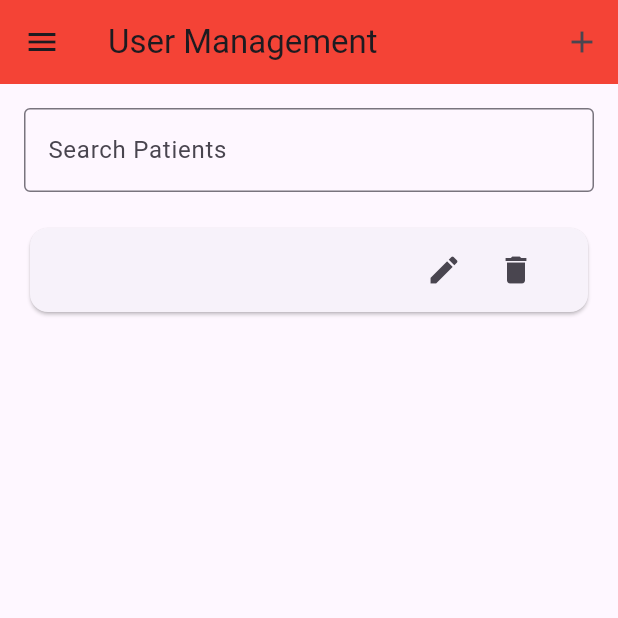
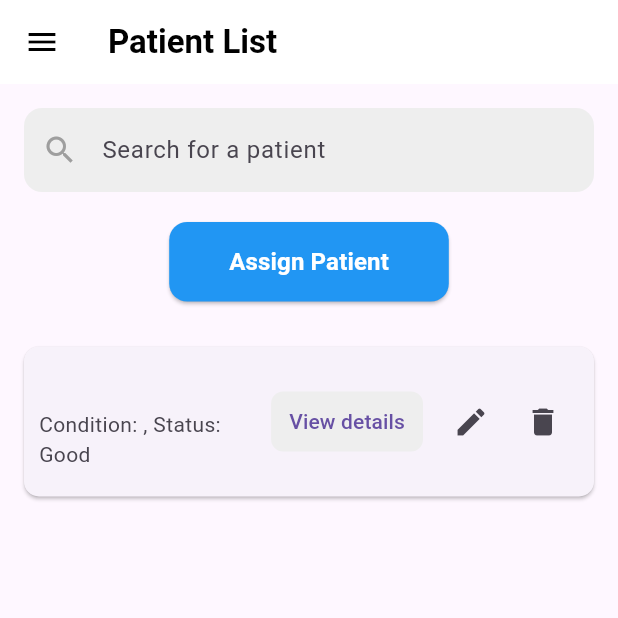
Before and after one commit to janindu333/caregiver-mobile, a Flutter app: the UserManagementPage screen opened directly with empty values, on a phone screen of 412 x 824 dp, the top half of it. Run offline on Flutter 3.47's test engine with Material 3 defaults, Android fonts, the light colour scheme and no system bars; our stand-ins replace cloud_firestore, firebase_auth, firebase_core, flutter_zoom_drawer; accounts and stored records are empty.

Commit message:
added new design and the features to user managemnt

```diff
--- a/lib/features/caregiver/presentation/pages/user_management_page.dart
+++ b/lib/features/caregiver/presentation/pages/user_management_page.dart
@@ -13,13 +13,9 @@ class UserManagementPage extends StatefulWidget {
 
 class _UserManagementPageState extends State<UserManagementPage> {
   TextEditingController _searchController = TextEditingController();
-  TextEditingController _conditionController =
-      TextEditingController(); // Add a controller for the condition field
+  TextEditingController _conditionController = TextEditingController();
   List<DocumentSnapshot> _allPatientsByCareGiverId = [];
   List<DocumentSnapshot> _filteredPatientsByCareGiverId = [];
-
-  List<DocumentSnapshot> _allPatients = [];
-  List<DocumentSnapshot> _filteredPatients = [];
   String? _selectedPatientId;
 
   @override
@@ -30,11 +26,9 @@ class _UserManagementPageState extends State<UserManagementPage> {
 
   void _fetchPatientsByCareGiverId() async {
     User? currentUser = FirebaseAuth.instance.currentUser;
-    CollectionReference patients =
-        FirebaseFirestore.instance.collection('patients');
+    CollectionReference patients = FirebaseFirestore.instance.collection('patients');
 
-    QuerySnapshot querySnapshot =
-        await patients.where('caregiverId', isEqualTo: currentUser?.uid).get();
+    QuerySnapshot querySnapshot = await patients.where('caregiverId', isEqualTo: currentUser?.uid).get();
 
     setState(() {
       _allPatientsByCareGiverId = querySnapshot.docs;
@@ -42,27 +36,14 @@ class _UserManagementPageState extends State<UserManagementPage> {
     });
   }
 
-  void _fetchPatients() async {
-    CollectionReference users = FirebaseFirestore.instance.collection('users');
-
-    // Fetch all users where the role is "patient"
-    QuerySnapshot querySnapshot =
-        await users.where('role', isEqualTo: 'patient').get();
-
-    setState(() {
-      _allPatients = querySnapshot.docs;
-      _filteredPatients = querySnapshot.docs;
-    });
-  }
-
   void _filterPatients(String query) {
     if (query.isEmpty) {
       setState(() {
-        _filteredPatients = _allPatients;
+        _filteredPatientsByCareGiverId = _allPatientsByCareGiverId;
       });
     } else {
       setState(() {
-        _filteredPatients = _allPatients.where((patient) {
+        _filteredPatientsByCareGiverId = _allPatientsByCareGiverId.where((patient) {
           String name = (patient.data() as Map<String, dynamic>)['name'];
           return name.toLowerCase().contains(query.toLowerCase());
         }).toList();
@@ -70,38 +51,33 @@ class _UserManagementPageState extends State<UserManagementPage> {
     }
   }
 
-  void _addNewPatient(String patientId, String patientName, String condition,
-      VoidCallback onSuccess) async {
+  void _addNewPatient(String patientId, String patientName, String condition, VoidCallback onSuccess) async {
     User? currentUser = FirebaseAuth.instance.currentUser;
-    CollectionReference patients =
-        FirebaseFirestore.instance.collection('patients');
+    CollectionReference patients = FirebaseFirestore.instance.collection('patients');
 
     await patients.add({
       'name': patientName,
       'caregiverId': currentUser?.uid,
-      'lastActivity': DateTime.now().toString(), // Example field
-      'id': patientId, // Use the selected patient's ID
-      'condition': condition, // Assign the condition here
+      'lastActivity': DateTime.now().toString(),
+      'id': patientId,
+      'condition': condition,
     }).then((value) {
-      // Call the onSuccess callback after successfully adding the patient
       onSuccess();
     }).catchError((error) {
-      // Handle errors if needed
       print("Failed to add patient: $error");
     });
 
-    _fetchPatientsByCareGiverId(); // Refresh the list of patients after adding a new one
+    _fetchPatientsByCareGiverId();
   }
 
   void _deletePatient(String patientId) async {
-    CollectionReference patients =
-        FirebaseFirestore.instance.collection('patients');
+    CollectionReference patients = FirebaseFirestore.instance.collection('patients');
 
     await patients.doc(patientId).delete().then((_) {
       ScaffoldMessenger.of(context).showSnackBar(
         SnackBar(content: Text('Patient deleted successfully')),
       );
-      _fetchPatientsByCareGiverId(); // Refresh the list after deletion
+      _fetchPatientsByCareGiverId();
     }).catchError((error) {
       print("Failed to delete patient: $error");
       ScaffoldMessenger.of(context).showSnackBar(
@@ -120,14 +96,14 @@ class _UserManagementPageState extends State<UserManagementPage> {
           actions: [
             TextButton(
               onPressed: () {
-                Navigator.of(context).pop(); // Close the dialog on Cancel
+                Navigator.of(context).pop();
               },
               child: Text('Cancel'),
             ),
             ElevatedButton(
               onPressed: () {
-                _deletePatient(patientId); // Delete the patient
-                Navigator.of(context).pop(); // Close the dialog after deletion
+                _deletePatient(patientId);
+                Navigator.of(context).pop();
               },
               child: Text('Confirm'),
             ),
@@ -138,104 +114,29 @@ class _UserManagementPageState extends State<UserManagementPage> {
   }
 
   void _showAddPatientDialog() {
-    _fetchPatients(); // Fetch all patients when the dialog is opened
-
-    showDialog(
-      context: context,
-      builder: (context) {
-        return AlertDialog(
-          title: Text('Add New Patient'),
-          content: Column(
-            mainAxisSize: MainAxisSize.min,
-            children: [
-              DropdownButtonFormField<String>(
-                value: _selectedPatientId,
-                items: _filteredPatients.map((patient) {
-                  var patientData = patient.data() as Map<String, dynamic>;
-                  return DropdownMenuItem<String>(
-                    value: patient.id,
-                    child: Text(patientData['name']),
-                  );
-                }).toList(),
-                onChanged: (value) {
-                  setState(() {
-                    _selectedPatientId = value;
-                  });
-                },
-                decoration: InputDecoration(
-                  labelText: 'Select Patient',
-                ),
-              ),
-              SizedBox(height: 16),
-              TextField(
-                controller:
-                    _conditionController, // Use the controller for condition input
-                decoration: InputDecoration(
-                  labelText: 'Condition',
-                  border: OutlineInputBorder(),
-                ),
-              ),
-            ],
-          ),
-          actions: [
-            TextButton(
-              onPressed: () {
-                Navigator.of(context).pop(); // Close the dialog on Cancel
-              },
-              child: Text('Cancel'),
-            ),
-            ElevatedButton(
-              onPressed: () {
-                if (_selectedPatientId != null) {
-                  var selectedPatient = _filteredPatients.firstWhere(
-                      (patient) => patient.id == _selectedPatientId);
-                  var patientData =
-                      selectedPatient.data() as Map<String, dynamic>;
-                  _addNewPatient(
-                    _selectedPatientId!,
-                    patientData['name'],
-                    _conditionController
-                        .text, // Pass the condition to _addNewPatient
-                    () {
-                      // Callback function after success
-                      ScaffoldMessenger.of(context).showSnackBar(
-                        SnackBar(content: Text('Patient added successfully')),
-                      );
-                    },
-                  );
-                  Navigator.of(context).pop(); // Close the dialog after saving
-                }
-              },
-              child: Text('Save'),
-            ),
-          ],
-        );
-      },
-    );
+    // Implement logic to show add patient dialog
   }
 
   @override
   Widget build(BuildContext context) {
-
     return Scaffold(
       appBar: AppBar(
-      backgroundColor: Colors.red,
+        backgroundColor: Colors.white,
         elevation: 0,
-      title: const Text('User Management'),
+        title: Text(
+          'Patient List',
+          style: TextStyle(
+            color: Colors.black,
+            fontWeight: FontWeight.bold,
+          ),
+        ),
         leading: IconButton(
-        icon: Icon(Icons.menu),
+          icon: Icon(Icons.menu, color: Colors.black),
           onPressed: widget.onMenuPressed,
         ),
-      actions: [
-        IconButton(
-          icon: Icon(Icons.add),
-          onPressed: _showAddPatientDialog, // Show the add patient form
-        ),
-      ],
       ),
       body: Padding(
         padding: const EdgeInsets.all(16.0),
-      child: SingleChildScrollView( // Make the content scrollable
         child: Column(
           crossAxisAlignment: CrossAxisAlignment.start,
           children: <Widget>[
@@ -243,35 +144,85 @@ Widget build(BuildContext context) {
             TextField(
               controller: _searchController,
               decoration: InputDecoration(
-                labelText: 'Search Patients',
-                border: OutlineInputBorder(),
+                hintText: 'Search for a patient',
+                prefixIcon: Icon(Icons.search, color: Colors.grey),
+                filled: true,
+                fillColor: Colors.grey[200],
+                border: OutlineInputBorder(
+                  borderRadius: BorderRadius.circular(12),
+                  borderSide: BorderSide.none,
+                ),
               ),
               onChanged: (value) {
                 _filterPatients(value);
               },
             ),
             SizedBox(height: 20),
-
+            // Assign Patient Button
+            Center(
+              child: ElevatedButton(
+                onPressed: _showAddPatientDialog,
+                style: ElevatedButton.styleFrom(
+                  padding: EdgeInsets.symmetric(horizontal: 40, vertical: 15),
+                  backgroundColor: Colors.blue,
+                  shape: RoundedRectangleBorder(
+                    borderRadius: BorderRadius.circular(12),
+                  ),
+                ),
+                child: Text(
+                  'Assign Patient',
+                  style: TextStyle(
+                    color: Colors.white,
+                    fontSize: 16,
+                    fontWeight: FontWeight.bold,
+                  ),
+                ),
+              ),
+            ),
+            SizedBox(height: 20),
             // List of patients
-            _filteredPatientsByCareGiverId.isEmpty
+            Expanded(
+              child: _filteredPatientsByCareGiverId.isEmpty
                   ? Center(child: Text('No patients found'))
                   : ListView.builder(
-                    shrinkWrap: true, // Shrink the ListView to fit the content
-                    physics: NeverScrollableScrollPhysics(), // Disable ListView's scrolling
                       itemCount: _filteredPatientsByCareGiverId.length,
                       itemBuilder: (context, index) {
-                      var patientData = _filteredPatientsByCareGiverId[index]
-                          .data() as Map<String, dynamic>;
+                        var patientData = _filteredPatientsByCareGiverId[index].data() as Map<String, dynamic>;
                         String patientName = patientData['name'];
-                      String patientId =
-                          _filteredPatientsByCareGiverId[index].id;
+                        String patientCondition = patientData['condition'] ?? '';
+                        String patientId = _filteredPatientsByCareGiverId[index].id;
 
                         return Card(
+                          shape: RoundedRectangleBorder(
+                            borderRadius: BorderRadius.circular(10),
+                          ),
+                          margin: EdgeInsets.symmetric(vertical: 10),
                           child: ListTile(
-                          title: Text(patientName),
+                            contentPadding: EdgeInsets.all(10),
+                            title: Text(
+                              patientName,
+                              style: TextStyle(
+                                fontWeight: FontWeight.bold,
+                                fontSize: 16,
+                              ),
+                            ),
+                            subtitle: Text('Condition: $patientCondition, Status: Good'), // Update the status field accordingly
                             trailing: Row(
                               mainAxisSize: MainAxisSize.min,
                               children: [
+                                TextButton(
+                                  onPressed: () {
+                                    // Handle view details action
+                                  },
+                                  style: TextButton.styleFrom(
+                                    backgroundColor: Colors.grey[200],
+                                    shape: RoundedRectangleBorder(
+                                      borderRadius: BorderRadius.circular(8),
+                                    ),
+                                  ),
+                                  child: Text('View details'),
+                                ),
+                                SizedBox(width: 8),
                                 IconButton(
                                   icon: Icon(Icons.edit),
                                   onPressed: () {
@@ -290,13 +241,10 @@ Widget build(BuildContext context) {
                         );
                       },
                     ),
+            ),
           ],
-        ),
         ),
       ),
     );
   }
-
-
-
 }
--- a/lib/menu_screen.dart
+++ b/lib/menu_screen.dart
@@ -95,9 +95,9 @@ class MenuScreen extends StatelessWidget {
                       "Profile Management",
                       style: style,
                     ),
-                    onTap: () {
-                      onMenuItemSelected('Profile Management');
-                    },
+                    // onTap: () {
+                    //   onMenuItemSelected('Profile Management');
+                    // },
                   ),
 
                   // Logout Button
```
Lines whose indentation alone changed are shown as unchanged.
